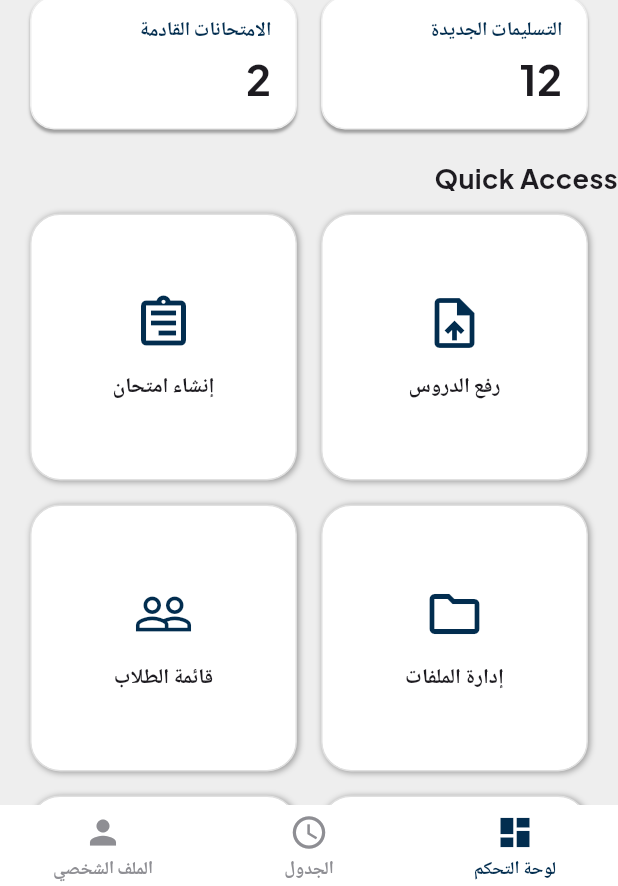
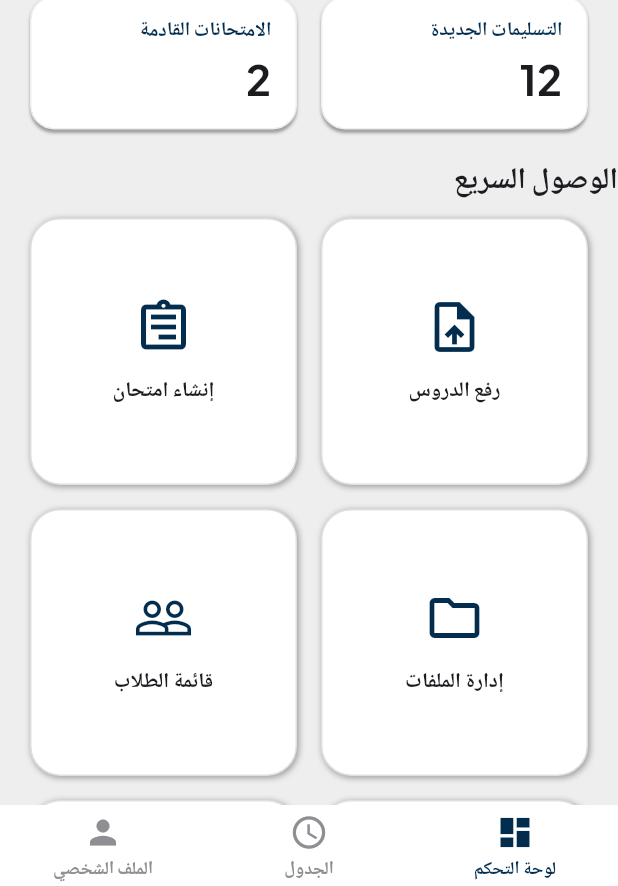
Before and after one commit to Ahmedmo1910/e-learning_dashboard, a Flutter app: the MainScreen screen opened by its route, on a phone screen of 412 x 824 dp. Shown: the part 347-1233 px from the top of the screen. Run offline on Flutter 3.47's test engine with Material 3 defaults, Android fonts, the phone set to English and light mode, and no system bars; drawn by our look-alikes of persistent_bottom_nav_bar_v2; our stand-ins replace dio, dots_indicator, equatable, flutter_bloc, flutter_secure_storage, flutter_svg and 6 more; accounts and stored records are empty; network calls fail.

Commit message:
fix issues

```diff
--- a/lib/features/dashboard/presentation/views/dashboard_screen.dart
+++ b/lib/features/dashboard/presentation/views/dashboard_screen.dart
@@ -1,5 +1,6 @@
 import 'package:flutter/material.dart';
 import 'package:flutter_bloc/flutter_bloc.dart';
+import 'package:teachers_dashboard/core/utils/app_text_styles.dart';
 import 'package:teachers_dashboard/features/dashboard/presentation/cubits/dashboard_cubit/dashboard_cubit.dart';
 import 'package:teachers_dashboard/features/dashboard/presentation/views/widgets/custom_app_bar.dart';
 import 'package:teachers_dashboard/features/dashboard/presentation/views/widgets/quick_access_grid.dart';
@@ -17,16 +18,15 @@ class DashboardScreen extends StatelessWidget {
         child: SingleChildScrollView(
           child: Column(
             crossAxisAlignment: CrossAxisAlignment.start,
-            children: const [
+            children: [
               CustomAppBar(),
               StatsGrid(),
               SizedBox(height: 20),
-
               Padding(
                 padding: EdgeInsets.only(left: 20),
                 child: Text(
-                  'Quick Access',
-                  style: TextStyle(fontSize: 18, fontWeight: FontWeight.bold),
+                  S.of(context).quickAccess,
+                  style: AppTextStyles.semiBold20,
                 ),
               ),
               QuickAccessGrid(),
--- a/lib/features/dashboard/presentation/views/widgets/exam_title_field.dart
+++ b/lib/features/dashboard/presentation/views/widgets/exam_title_field.dart
@@ -1,5 +1,4 @@
 import 'package:flutter/material.dart';
-import 'package:teachers_dashboard/generated/l10n.dart';
 
 class ExamTitleField extends StatelessWidget {
   const ExamTitleField({super.key});
--- a/lib/features/dashboard/presentation/views/widgets/user_info.dart
+++ b/lib/features/dashboard/presentation/views/widgets/user_info.dart
@@ -1,10 +1,8 @@
 import 'package:flutter/material.dart';
 import 'package:flutter_bloc/flutter_bloc.dart';
 import 'package:gap/gap.dart';
-import 'package:teachers_dashboard/core/services/localization_provider.dart';
 import 'package:teachers_dashboard/core/utils/app_colors.dart';
 import 'package:teachers_dashboard/core/utils/app_text_styles.dart';
-import 'package:teachers_dashboard/core/widgets/language_selector.dart';
 import 'package:teachers_dashboard/generated/l10n.dart';
 
 import '../../cubits/dashboard_cubit/dashboard_cubit.dart';
@@ -42,7 +40,7 @@ class UserInfo extends StatelessWidget {
                 ),
                 Gap(5),
                 Text(
-                  'Welcome to Your Dashboard',
+                  S.of(context).welcomeDashboard,
                   style: AppTextStyles.regular14.copyWith(
                     color: Colors.white70,
                   ),
--- a/lib/features/exam/data/exam_repo.dart
+++ b/lib/features/exam/data/exam_repo.dart
@@ -22,11 +22,6 @@ class ExamRepo {
           "attachmentdescription": attachmentDescription,
         },
       );
-      print("🔍 API DEBUG:");
-      print("Raw response: $response");
-      print("Success: ${response.data['success']}");
-      print("Message: ${response.data['message']}");
-      print("Status Code: ${response.data['statusCode']}");
       return response.data;
     } on DioException catch (e) {
       return {
--- a/lib/features/profile/presentation/views/subjects_screen.dart
+++ b/lib/features/profile/presentation/views/subjects_screen.dart
@@ -13,8 +13,7 @@ class SubjectsScreen extends StatelessWidget {
     return BlocProvider(
       create: (context) => SubjectCubit(),
       child: Scaffold(
-        appBar: customAppBar(context,   title: S.of(context).allSubjects,
-),
+        appBar: customAppBar(context, title: S.of(context).allSubjects),
         body: SubjectsScreenBody(),
       ),
     );
--- a/lib/main.dart
+++ b/lib/main.dart
@@ -7,7 +7,6 @@ import 'package:teachers_dashboard/core/services/custom_bloc_observer.dart';
 import 'package:teachers_dashboard/core/services/get_it_service.dart';
 import 'package:teachers_dashboard/core/services/localization_provider.dart';
 import 'package:teachers_dashboard/core/services/shared_preferences_singleton.dart';
-import 'package:teachers_dashboard/features/auth/sign_in/presentation/views/signin_screen.dart';
 import 'package:teachers_dashboard/features/splash/presentation/views/splash_screen.dart';
 import 'package:teachers_dashboard/generated/l10n.dart';
 
```
Also changed, not shown: lib/features/profile/presentation/views/widgets/profile_container_widget.dart (+27 -13 lines), lib/features/profile/presentation/views/widgets/subject_item.dart (+2 -16 lines).
